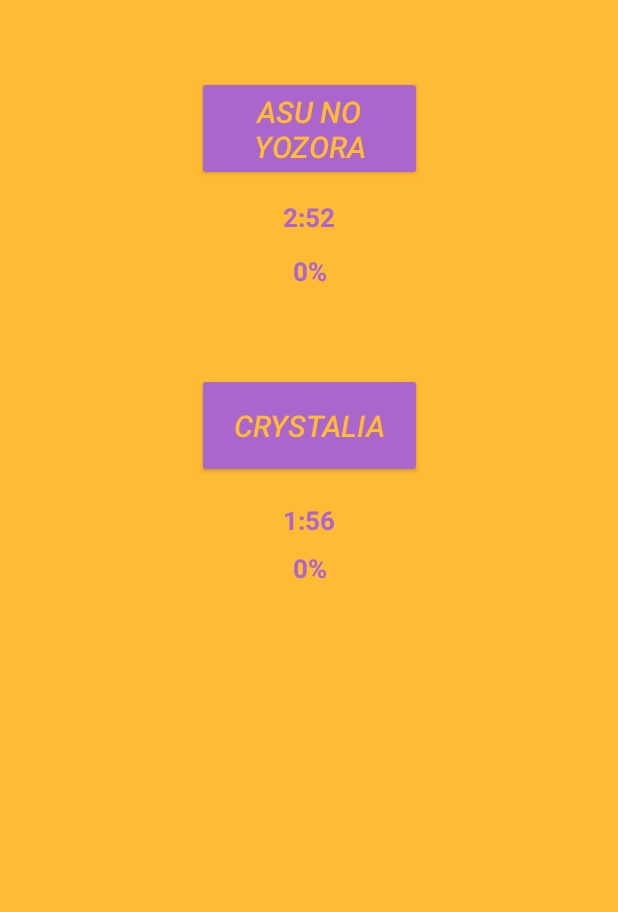
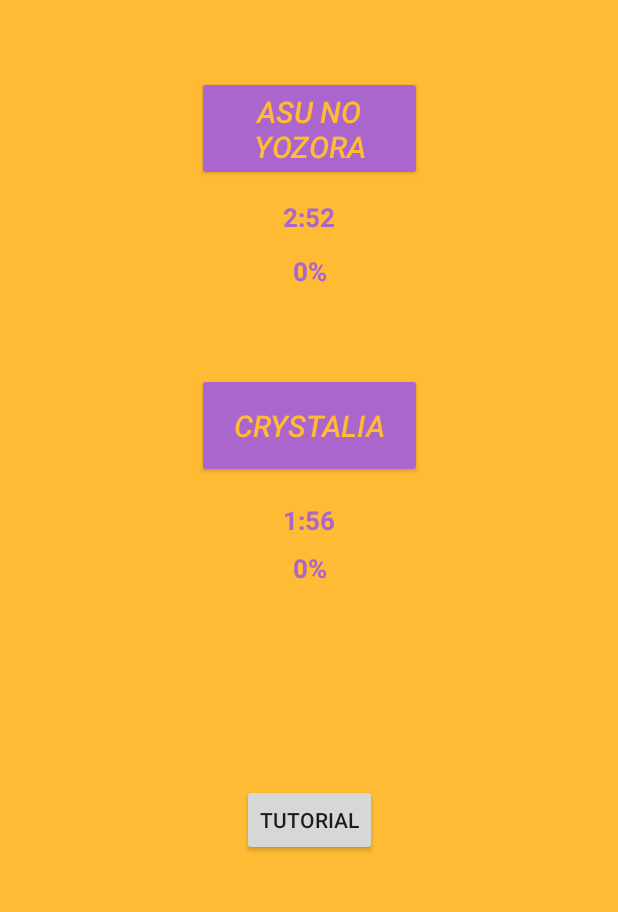
Before and after one commit to IsaacEarnest/TapTap, an Android app: the screen it shows after launch (MainActivity), on a phone screen of 412 x 824 dp, the part 182-1094 px from its top. Run offline under Robolectric (Android 15) with nearby library versions, the phone set to English and light mode, and no system bars.

Commit message:
Added Tutorial

```diff
--- a/app/src/main/java/com/example/osumania/MainActivity.java
+++ b/app/src/main/java/com/example/osumania/MainActivity.java
@@ -13,7 +13,7 @@ public class MainActivity extends AppCompatActivity {
     private String song;
 
     private final String TAG = "MainActivity";
-    Button songB1, songB2;
+    Button songB1, songB2, songB3;
 
     @Override
     protected void onCreate(Bundle savedInstanceState) {
@@ -21,6 +21,7 @@ public class MainActivity extends AppCompatActivity {
         setContentView(R.layout.activity_main);
         songB1 = findViewById(R.id.song1);
         songB2 = findViewById(R.id.song2);
+        songB3 = findViewById(R.id.song3);
         initOnClickListeners();
     }
 
@@ -37,6 +38,13 @@ public class MainActivity extends AppCompatActivity {
                 openGameActivity();
             }
         });
+        songB3.setOnClickListener(new View.OnClickListener(){
+            public void onClick(View v){
+                song = "Songs/Tutorial/tutorial[4K Basics].osu";
+                openGameActivity();
+            }
+        });
+
     }
 
     private void openGameActivity() {
--- a/app/src/main/res/layout/activity_main.xml
+++ b/app/src/main/res/layout/activity_main.xml
@@ -120,4 +120,18 @@
         app:layout_constraintTop_toBottomOf="@+id/textView"
         app:layout_constraintVertical_bias="0.0" />
 
+    <Button
+        android:id="@+id/song3"
+        android:layout_width="wrap_content"
+        android:layout_height="wrap_content"
+        android:layout_marginStart="8dp"
+        android:layout_marginTop="8dp"
+        android:layout_marginEnd="8dp"
+        android:layout_marginBottom="8dp"
+        android:text="Tutorial"
+        app:layout_constraintBottom_toBottomOf="parent"
+        app:layout_constraintEnd_toEndOf="parent"
+        app:layout_constraintStart_toStartOf="parent"
+        app:layout_constraintTop_toBottomOf="@+id/textView4" />
+
 </android.support.constraint.ConstraintLayout>
```
Also changed, not shown: app/src/main/java/com/example/osumania/GameActivity.java (+94 -105 lines), 2 other files.
